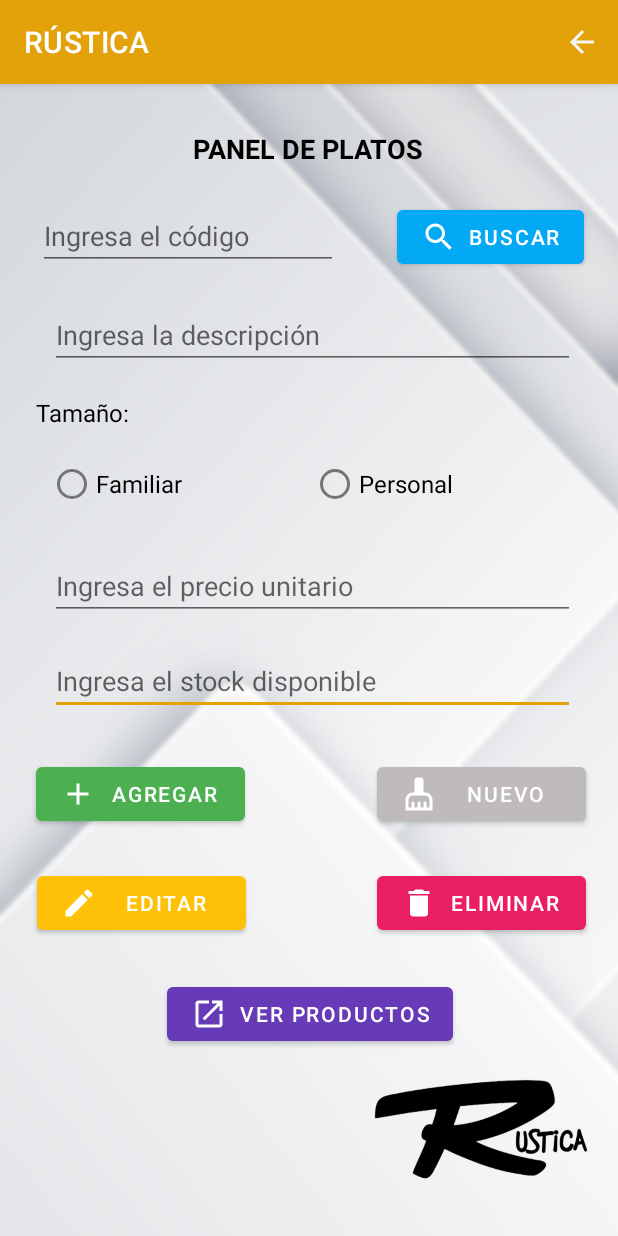
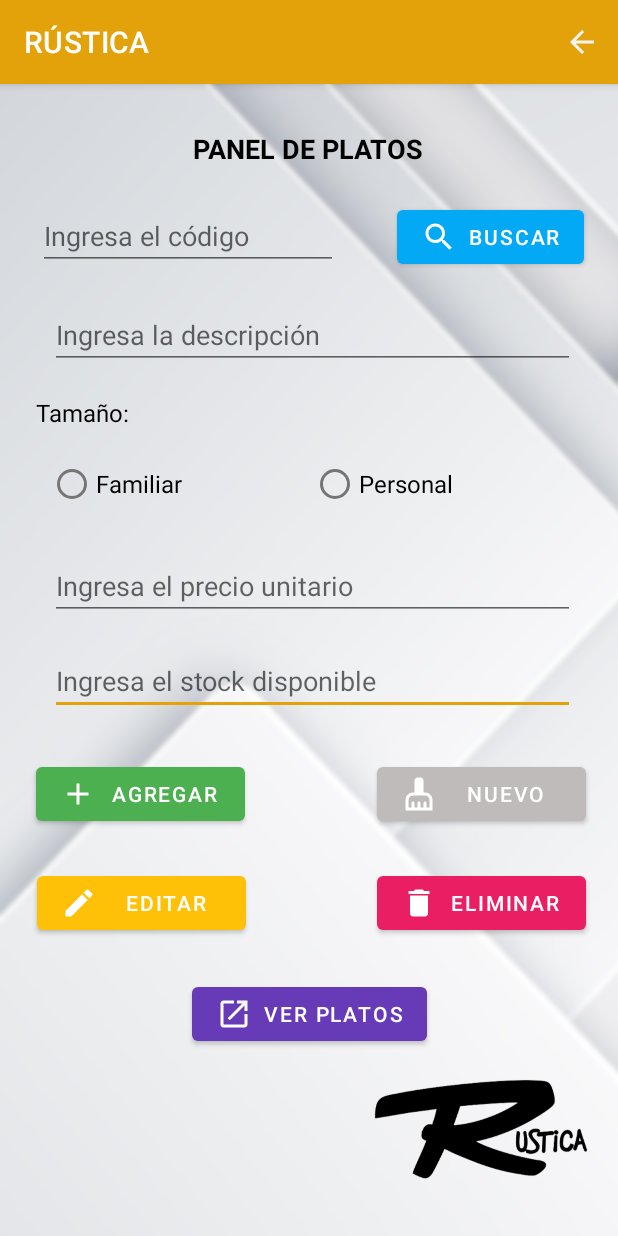
Before and after one commit to daikodev/app-restaurante, an Android app: the RegisterProductsActivity screen opened directly, with no data from a screen before it, on a phone screen of 412 x 824 dp. Run offline under Robolectric (Android 15) with nearby library versions, the phone set to English and light mode, and no system bars; our stand-ins replace Volley.

Commit message:
Cambio de ver productos por ver platos en boton

```diff
--- a/app/src/main/res/layout/register_products.xml
+++ b/app/src/main/res/layout/register_products.xml
@@ -170,7 +170,7 @@
         android:id="@+id/btnViewProducts"
         android:layout_width="wrap_content"
         android:layout_height="wrap_content"
-        android:text="Ver Productos"
+        android:text="Ver Platos"
         app:backgroundTint="#673AB7"
         app:icon="@drawable/go"
         app:layout_constraintBottom_toBottomOf="parent"
```
